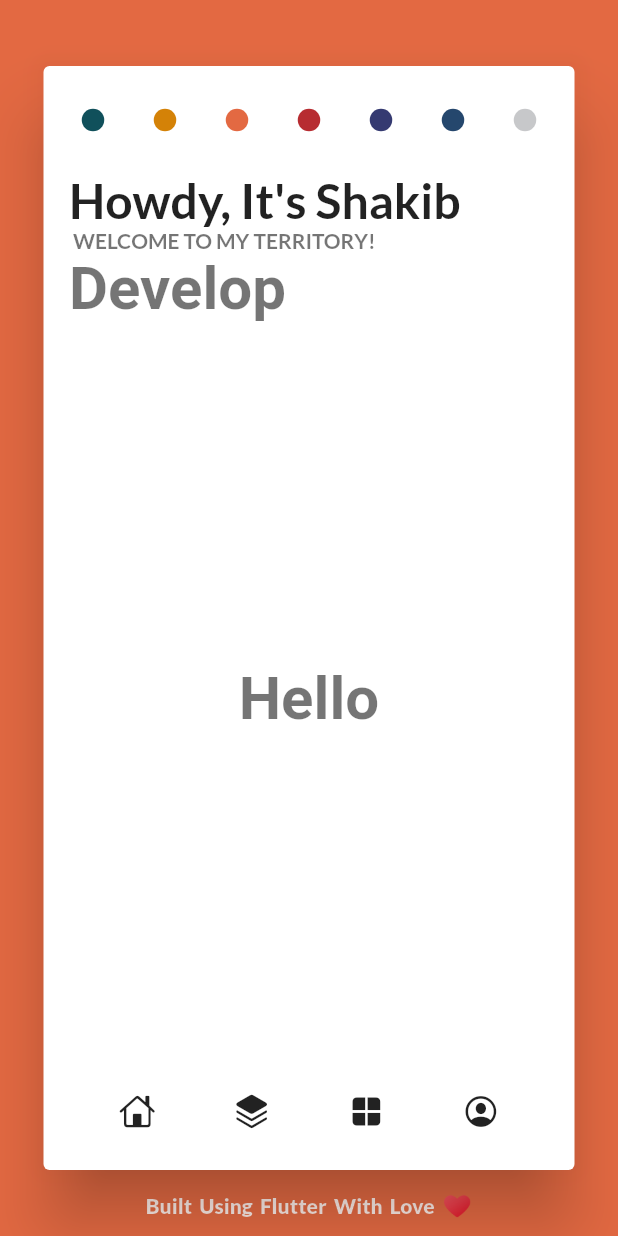
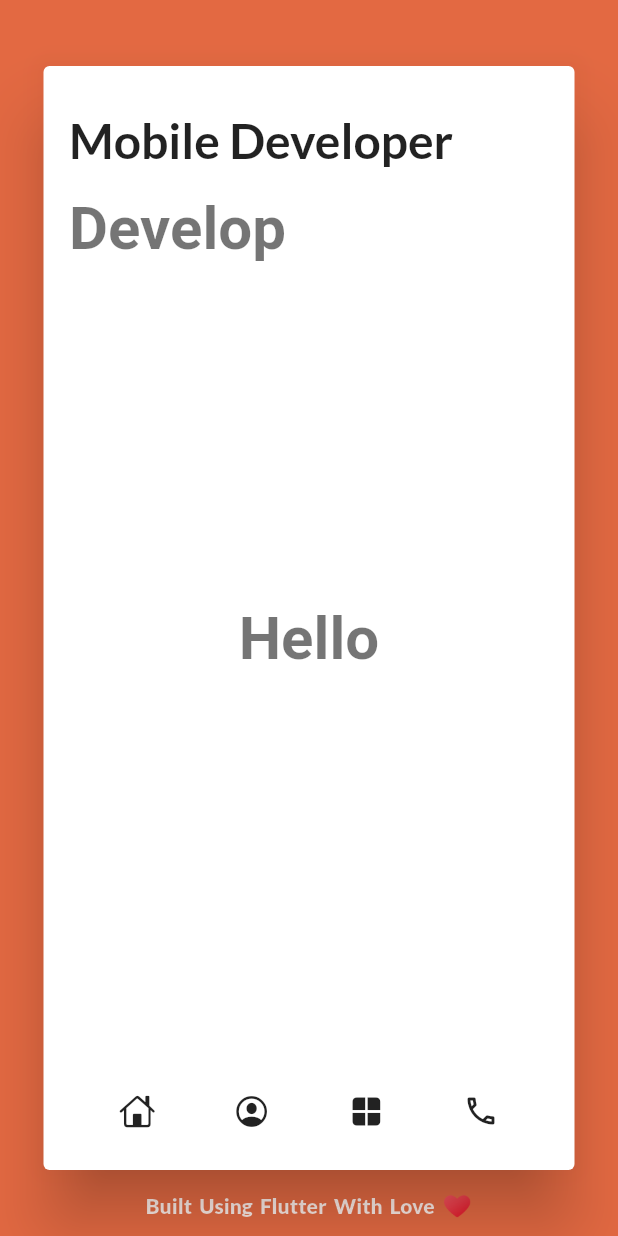
Before and after one commit to Franciscof11/Portfolio_Flutter_Web, a Flutter app: the screen it shows after launch, on a phone screen of 412 x 824 dp. Run offline on Flutter 3.47's test engine with Material 2 defaults, Android fonts, the phone set to English and light mode, and no system bars; drawn by our look-alikes of animated_text_kit, shimmer; our stand-ins replace font_awesome_flutter, google_fonts, percent_indicator.

Commit message:
refactor : Home Page icons

```diff
--- a/lib/Models/my_strings.dart
+++ b/lib/Models/my_strings.dart
@@ -6,8 +6,8 @@ class MyStrings {
 
   static final List<String> keywords = ["Develop", "Debug", "Deploy"];
 
-  static final String headLine = "Howdy, It's Shakib";
-  static final String tagLine = " Welcome to my territory!";
+  static final String headLine = "Mobile Developer";
+  static final String tagLine = "";
 
   static final List<String> homePageMainContents = [
     "Hello",
--- a/lib/Pages/app_structure.dart
+++ b/lib/Pages/app_structure.dart
@@ -112,44 +112,6 @@ class _AppStructureState extends State<AppStructure> {
                       child: Column(
                         crossAxisAlignment: CrossAxisAlignment.center,
                         children: [
-                          Padding(
-                            padding: const EdgeInsets.symmetric(
-                                horizontal: 6, vertical: 10),
-                            child: Align(
-                              alignment: _width >= ResponsiveSize.tabWidth
-                                  ? Alignment.centerRight
-                                  : Alignment.center,
-                              child: Wrap(
-                                alignment: WrapAlignment.end,
-                                runAlignment: WrapAlignment.end,
-                                children: MyColors.bgColors
-                                    .map(
-                                      (color) => MaterialButton(
-                                        padding: EdgeInsets.zero,
-                                        minWidth: 30,
-                                        height: 18,
-                                        onPressed: () {
-                                          setState(() {
-                                            _selectedBg = MyColors.bgColors
-                                                .indexOf(color);
-                                          });
-                                        },
-                                        child: Container(
-                                          width: 15,
-                                          height: 15,
-                                          decoration: BoxDecoration(
-                                            color: color,
-                                            borderRadius: BorderRadius.circular(
-                                              50,
-                                            ),
-                                          ),
-                                        ),
-                                      ),
-                                    )
-                                    .toList(),
-                              ),
-                            ),
-                          ),
                           Expanded(
                             // child: _selectTabs(),
                             child: PageTransitionSwitcher(
@@ -193,24 +155,24 @@ class _AppStructureState extends State<AppStructure> {
                                     ),
                                   ),
                                   IconButton(
-                                    tooltip: "Skills",
+                                    tooltip: "About me",
                                     onPressed: () {
                                       setState(() {
-                                        _selectedTab = 2;
+                                        _selectedTab = 4;
                                         _selectedBg = Random()
                                             .nextInt(MyColors.bgColors.length);
                                       });
                                     },
                                     icon: Icon(
-                                      CupertinoIcons.square_stack_3d_up_fill,
+                                      CupertinoIcons.profile_circled,
                                       color: Colors.black87,
                                     ),
                                   ),
                                   IconButton(
-                                    tooltip: "Works",
+                                    tooltip: "Projects",
                                     onPressed: () {
                                       setState(() {
-                                        _selectedTab = 3;
+                                        _selectedTab = 2;
                                         _selectedBg = Random()
                                             .nextInt(MyColors.bgColors.length);
                                       });
@@ -221,16 +183,16 @@ class _AppStructureState extends State<AppStructure> {
                                     ),
                                   ),
                                   IconButton(
-                                    tooltip: "Profile",
+                                    tooltip: "Contact",
                                     onPressed: () {
                                       setState(() {
-                                        _selectedTab = 4;
+                                        _selectedTab = 3;
                                         _selectedBg = Random()
                                             .nextInt(MyColors.bgColors.length);
                                       });
                                     },
                                     icon: Icon(
-                                      CupertinoIcons.profile_circled,
+                                      Icons.call_outlined,
                                       color: Colors.black87,
                                     ),
                                   ),
--- a/lib/main.dart
+++ b/lib/main.dart
@@ -23,7 +23,7 @@ class MyApp extends StatelessWidget {
           Theme.of(context).textTheme,
         ),
       ),
-      title: 'devShakib | Developer',
+      title: 'Francisco Gabriel Portfolio',
       color: MyColors.primaryColor,
       home: AppStructure(),
     );
```
